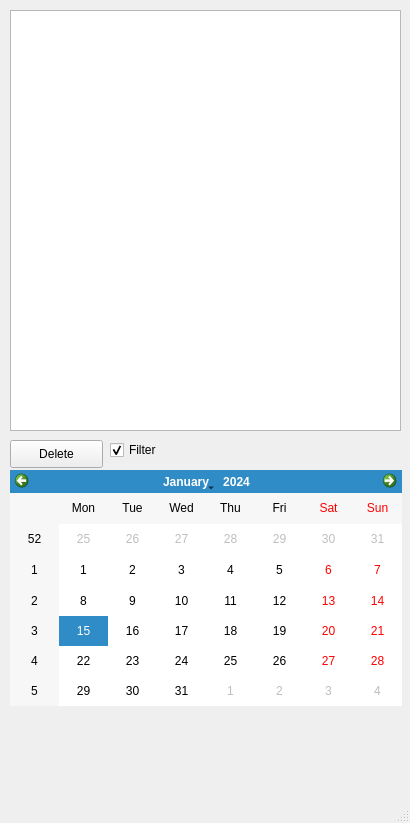
First picture: the form in pyclip.ui, repository WorldCG08/copy-paster, before the edit.
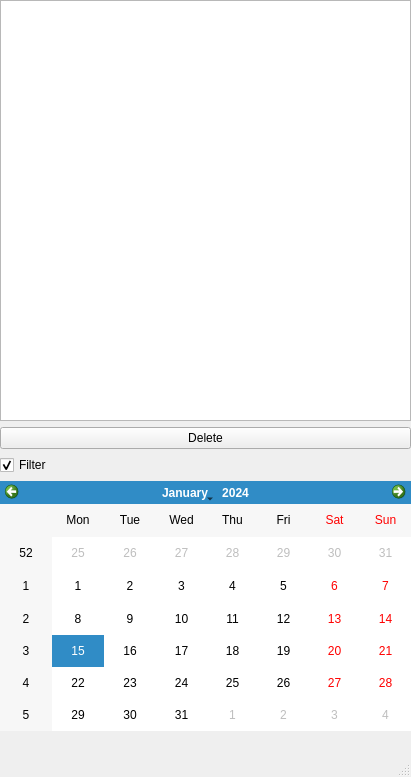
Second picture: the form after the edit.

The edit to the form file:
```diff
--- a/pyclip.ui
+++ b/pyclip.ui
@@ -6,62 +6,86 @@
    <rect>
     <x>0</x>
     <y>0</y>
-    <width>410</width>
-    <height>823</height>
+    <width>411</width>
+    <height>777</height>
    </rect>
   </property>
+  <property name="sizePolicy">
+   <sizepolicy hsizetype="Fixed" vsizetype="Fixed">
+    <horstretch>0</horstretch>
+    <verstretch>0</verstretch>
+   </sizepolicy>
+  </property>
   <property name="windowTitle">
    <string>MainWindow</string>
   </property>
   <widget class="QWidget" name="centralwidget">
-   <widget class="QCalendarWidget" name="calendar">
+   <property name="sizePolicy">
+    <sizepolicy hsizetype="Fixed" vsizetype="Fixed">
+     <horstretch>0</horstretch>
+     <verstretch>0</verstretch>
+    </sizepolicy>
+   </property>
+   <widget class="QWidget" name="verticalLayoutWidget">
     <property name="geometry">
      <rect>
-      <x>10</x>
-      <y>470</y>
-      <width>392</width>
-      <height>236</height>
+      <x>0</x>
+      <y>0</y>
+      <width>411</width>
+      <height>731</height>
      </rect>
     </property>
-   </widget>
-   <widget class="QCheckBox" name="filter_checkbox">
-    <property name="geometry">
-     <rect>
-      <x>110</x>
-      <y>440</y>
-      <width>81</width>
-      <height>20</height>
-     </rect>
-    </property>
-    <property name="text">
-     <string>Filter</string>
-    </property>
-    <property name="checked">
-     <bool>true</bool>
-    </property>
-   </widget>
-   <widget class="QPushButton" name="del_btn">
-    <property name="geometry">
-     <rect>
-      <x>10</x>
-      <y>440</y>
-      <width>93</width>
-      <height>28</height>
-     </rect>
-    </property>
-    <property name="text">
-     <string>Delete</string>
-    </property>
-   </widget>
-   <widget class="QListWidget" name="clip_list">
-    <property name="geometry">
-     <rect>
-      <x>10</x>
-      <y>10</y>
-      <width>391</width>
-      <height>421</height>
-     </rect>
-    </property>
+    <layout class="QVBoxLayout" name="verticalLayout">
+     <item>
+      <widget class="QListWidget" name="clip_list">
+       <property name="sizePolicy">
+        <sizepolicy hsizetype="Maximum" vsizetype="Maximum">
+         <horstretch>0</horstretch>
+         <verstretch>0</verstretch>
+        </sizepolicy>
+       </property>
+       <property name="maximumSize">
+        <size>
+         <width>414</width>
+         <height>421</height>
+        </size>
+       </property>
+      </widget>
+     </item>
+     <item>
+      <widget class="QPushButton" name="del_btn">
+       <property name="text">
+        <string>Delete</string>
+       </property>
+      </widget>
+     </item>
+     <item>
+      <widget class="QCheckBox" name="filter_checkbox">
+       <property name="text">
+        <string>Filter</string>
+       </property>
+       <property name="checked">
+        <bool>true</bool>
+       </property>
+      </widget>
+     </item>
+     <item>
+      <widget class="QCalendarWidget" name="calendar">
+       <property name="sizePolicy">
+        <sizepolicy hsizetype="Minimum" vsizetype="Minimum">
+         <horstretch>0</horstretch>
+         <verstretch>0</verstretch>
+        </sizepolicy>
+       </property>
+       <property name="maximumSize">
+        <size>
+         <width>16777215</width>
+         <height>250</height>
+        </size>
+       </property>
+      </widget>
+     </item>
+    </layout>
    </widget>
   </widget>
   <widget class="QMenuBar" name="menubar">
```
Left out of the diff: 4 changed lines with no effect on the pictures.
